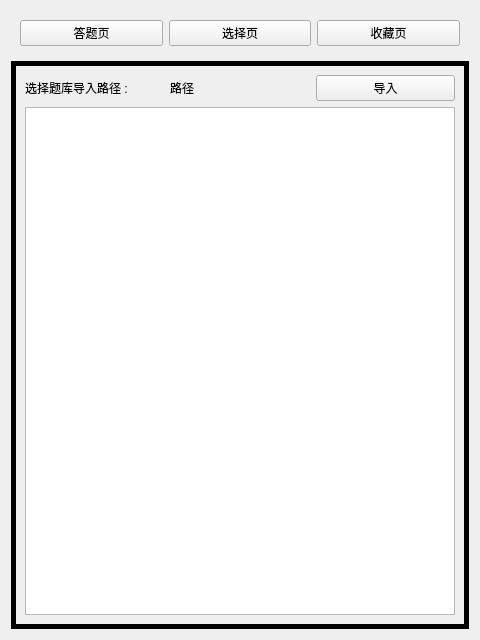
Old version of the form src/ui/widgetOfStart.ui in the repository azh-1415926/CS_Contest.
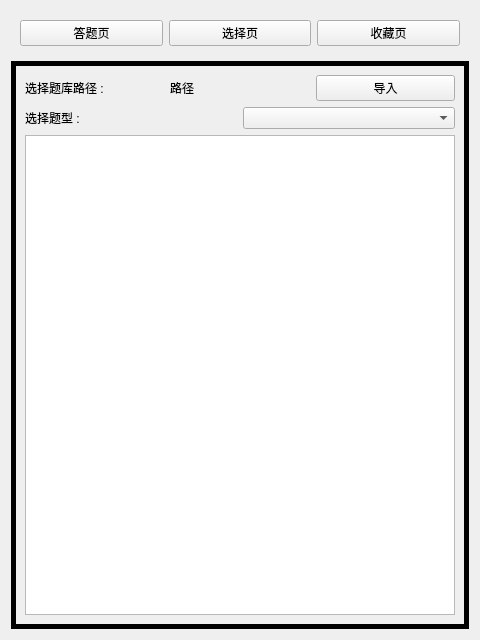
New version of the form. The open tabs and pages were chosen to show the change. Custom widgets are drawn as their Qt base class.

Commit message: 增加选择题型和保存答题进度的功能，修复了一些小问题

```diff
--- a/src/ui/widgetOfStart.ui
+++ b/src/ui/widgetOfStart.ui
@@ -244,7 +244,7 @@
          <item>
           <widget class="QLabel" name="titleOfPath">
            <property name="text">
-            <string>选择题库导入路径 :</string>
+            <string>选择题库路径 :</string>
            </property>
           </widget>
          </item>
@@ -264,6 +264,20 @@
          </item>
         </layout>
        </item>
+       <item>
+        <layout class="QHBoxLayout" name="layoutOfSelectQuestionType">
+         <item>
+          <widget class="QLabel" name="titleOfSelectType">
+           <property name="text">
+            <string>选择题型 :</string>
+           </property>
+          </widget>
+         </item>
+         <item>
+          <widget class="QComboBox" name="questionType"/>
+         </item>
+        </layout>
+       </item>
        <item>
         <widget class="QTableWidget" name="tableOfQuestionType"/>
        </item>
```
Left out of the diff: 6 changed lines with no effect on the pictures. The commit also changes 4 other files.
